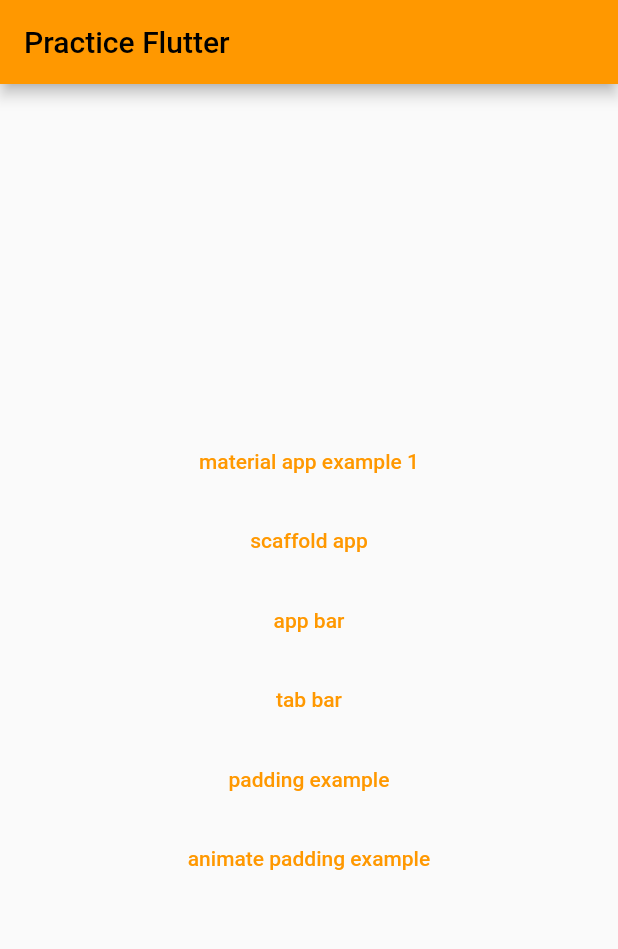
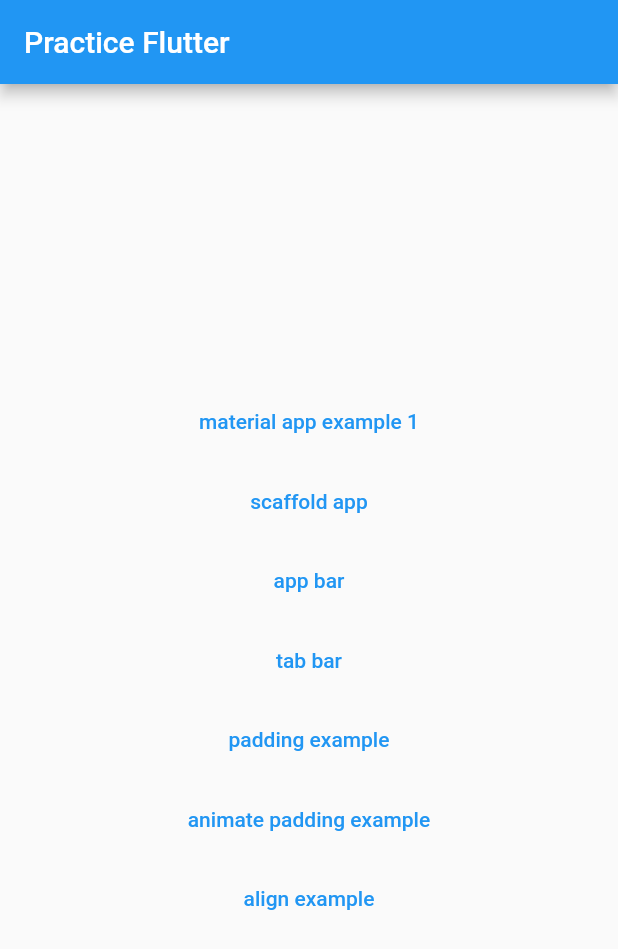
Before and after one commit to simonyang81/practice_flutter, a Flutter app: the screen it shows after launch, on a phone screen of 412 x 824 dp. Shown: the top 949 px of the screen. Run offline on Flutter 3.47's test engine with Material 2 defaults, Android fonts, the phone set to English and light mode, and no system bars; our stand-ins replace get; missing offline and left inert: f_logs.

Commit message:
align example

```diff
--- a/lib/main.dart
+++ b/lib/main.dart
@@ -20,7 +20,7 @@
       showPerformanceOverlay: false,
       title: 'Practice Flutter',
       theme: ThemeData(
-        primarySwatch: Colors.orange,
+        primarySwatch: Colors.blue,
       ),
       getPages: Pages.routes,
       home: const MyHomePage(title: 'Practice Flutter'),
@@ -84,6 +84,12 @@
               Get.toNamed(Routes.animatedPaddingExample);
             }, child: const Text('animate padding example')),
 
+            const SizedBox(height: 5,),
+
+            TextButton(onPressed: () {
+              Get.toNamed(Routes.alignExample);
+            }, child: const Text('align example')),
+
           ],
         ),
       ),
--- a/lib/routes/pages.dart
+++ b/lib/routes/pages.dart
@@ -9,6 +9,7 @@
 ///
 
 import 'package:get/get.dart';
+import 'package:practice_flutter/align_example/align_example.dart';
 import 'package:practice_flutter/animated_padding_example/animated_padding_example.dart';
 
 import '../app_bar_example/app_bar_example.dart';
@@ -52,6 +53,11 @@
         page: () => const AnimatedPaddingExample(),
         transition: Transition.rightToLeft),
 
+    GetPage(
+        name: Routes.alignExample,
+        page: () => const AlignExample(),
+        transition: Transition.rightToLeft),
+
   ];
 
 
--- a/lib/routes/routes.dart
+++ b/lib/routes/routes.dart
@@ -20,6 +20,7 @@
   static const tabBarExample              = '/tab-bar-example';
   static const paddingExample             = '/padding-example';
   static const animatedPaddingExample     = '/animated-padding-example';
+  static const alignExample               = '/align-example';
 
 
 }
```
Also changed, not shown: lib/align_example/align_example.dart (added, +43 -0 lines).
